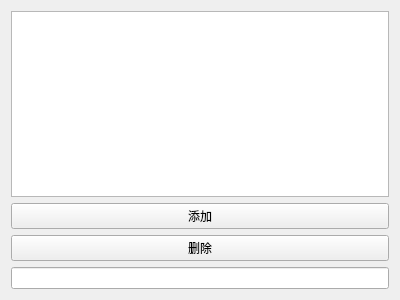
Old version of the form plugins/Base_GlobalParameter/GlobalParameterSettingWidget.ui in the repository asd977/base_cae.
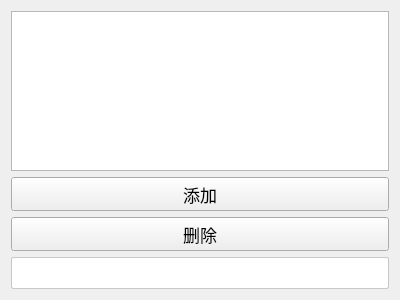
New version of the form. Icons and pictures are not drawn. Custom widgets are drawn as their Qt base class.

Commit message: style: use existing arrow assets and remove custom svg files

The edit to the form file:
```diff
--- a/plugins/Base_GlobalParameter/GlobalParameterSettingWidget.ui
+++ b/plugins/Base_GlobalParameter/GlobalParameterSettingWidget.ui
@@ -13,6 +13,104 @@
   <property name="windowTitle">
    <string>Form</string>
   </property>
+  <property name="styleSheet">
+   <string notr="true">QWidget{
+font-family: &quot;Microsoft YaHei&quot;, &quot;微软雅黑&quot;;
+}
+QPushButton {
+    font-size: 17px;
+    min-height: 32px;
+}
+QPushButton#pushButton {
+    background-color: rgb(224, 233, 244);
+    border-width: 1px;
+    border-color: rgb(121, 121, 121);
+    border-style: solid;
+    min-height: 33px;
+    border-top: 1px solid rgb(169, 169, 169);
+    border-bottom: 1px solid rgb(169, 169, 169);
+    border-left: none;
+    border-right: none;
+    text-align: left;
+    padding-left: 15px;
+    font-size: 17px;
+}
+QLabel {
+    font-size: 17px;
+    color: rgb(51, 51, 51);
+}
+QLabel#pageNameLabel {
+    font-size: 20px;
+    padding-left: 9px;
+    color: rgb(53, 103, 147);
+}
+QLineEdit, QTextEdit, QPlainTextEdit, QSpinBox, QDoubleSpinBox, QDateTimeEdit {
+    border: 1px solid rgb(200, 200, 200);
+    border-radius: 2px;
+    font-size: 17px;
+    min-height: 30px;
+}
+QLineEdit:focus, QTextEdit:focus, QPlainTextEdit:focus,
+QSpinBox:focus, QDoubleSpinBox:focus, QDateTimeEdit:focus {
+    border-color: rgb(100, 100, 255);
+    outline: none;
+}
+QComboBox {
+    font-size: 17px;
+    color: rgb(51, 51, 51);
+    padding-left: 6px;
+    background: rgb(240, 240, 240);
+    border: 1px solid rgb(169, 169, 169);
+    border-radius: 3px;
+    min-height: 30px;
+}
+QComboBox::drop-down {
+    subcontrol-origin: padding;
+    subcontrol-position: top right;
+    width: 20px;
+    background: rgb(240, 240, 240);
+    border-left: 1px solid rgb(190, 190, 190);
+}
+QComboBox::down-arrow {
+    image: url(:/resources/down_arrow.png);
+    width: 12px;
+    height: 12px;
+}
+QSpinBox::up-button, QDoubleSpinBox::up-button {
+    subcontrol-origin: border;
+    subcontrol-position: top right;
+    width: 18px;
+    border-left: 1px solid rgb(190, 190, 190);
+    border-bottom: 1px solid rgb(210, 210, 210);
+    background: rgb(240, 240, 240);
+}
+QSpinBox::down-button, QDoubleSpinBox::down-button {
+    subcontrol-origin: border;
+    subcontrol-position: bottom right;
+    width: 18px;
+    border-left: 1px solid rgb(190, 190, 190);
+    background: rgb(240, 240, 240);
+}
+QSpinBox::up-arrow, QDoubleSpinBox::up-arrow {
+    image: url(:/resources/up_arrow.png);
+    width: 10px;
+    height: 10px;
+}
+QSpinBox::down-arrow, QDoubleSpinBox::down-arrow {
+    image: url(:/resources/down_arrow.png);
+    width: 10px;
+    height: 10px;
+}
+QRadioButton, QCheckBox, QGroupBox {
+    font-size: 17px;
+}
+QTableWidget, QTreeWidget, QListWidget {
+    font-size: 16px;
+    gridline-color: rgb(210, 210, 210);
+}
+
+</string>
+  </property>
   <layout class="QVBoxLayout" name="verticalLayout">
    <item>
     <widget class="QTableWidget" name="kvTable"/>
```
The commit also changes 42 other files.
